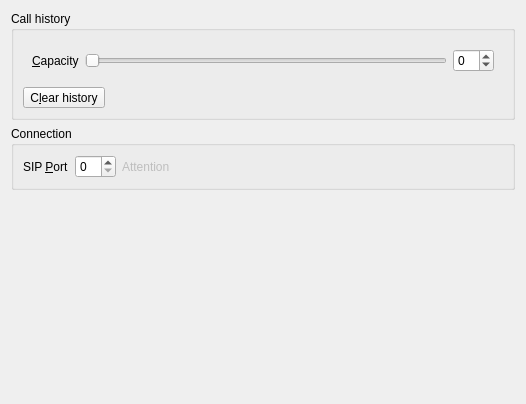
The window that src/conf/dlggeneralbase.ui (KDE/ring-kde) describes before a commit, drawn with Qt 5.
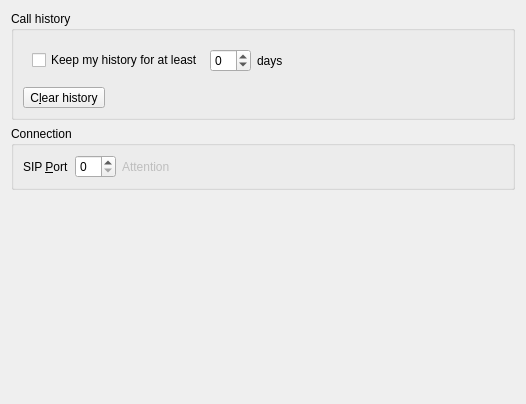
The same window after the commit. Custom widgets are drawn as their Qt base class.

Commit message: [#1762] distclean target should remove kconfig generated files (settings.h, settings.cpp). Rename them? [#1768] The account list of the main window is not well initialized at start [#1769] Status message is not updated when account order changed in config [#1770] Update config dialogs (history and hooks)

```diff
--- a/src/conf/dlggeneralbase.ui
+++ b/src/conf/dlggeneralbase.ui
@@ -30,32 +30,51 @@
        <widget class="QWidget" name="widget_historyCapacity_2" native="true">
         <layout class="QHBoxLayout" name="horizontalLayout_11">
          <item>
-          <widget class="QLabel" name="label_historyCapacity_2">
+          <widget class="QCheckBox" name="kcfg_enableHistory">
            <property name="text">
-            <string>&amp;Capacity</string>
-           </property>
-           <property name="buddy">
-            <cstring>horizontalSlider_historyCapacity_2</cstring>
-           </property>
-          </widget>
-         </item>
-         <item>
-          <widget class="QSlider" name="horizontalSlider_historyCapacity_2">
-           <property name="maximum">
-            <number>100</number>
-           </property>
-           <property name="orientation">
-            <enum>Qt::Horizontal</enum>
+            <string extracomment="beginning of &quot;..for at least n days.&quot;">Keep my history for at least</string>
            </property>
           </widget>
          </item>
          <item>
           <widget class="KIntSpinBox" name="kcfg_historyMax">
+           <property name="sizePolicy">
+            <sizepolicy hsizetype="Preferred" vsizetype="Fixed">
+             <horstretch>0</horstretch>
+             <verstretch>0</verstretch>
+            </sizepolicy>
+           </property>
            <property name="minimum">
             <number>-8</number>
            </property>
           </widget>
          </item>
+         <item>
+          <widget class="QLabel" name="label">
+           <property name="sizePolicy">
+            <sizepolicy hsizetype="Preferred" vsizetype="Preferred">
+             <horstretch>0</horstretch>
+             <verstretch>0</verstretch>
+            </sizepolicy>
+           </property>
+           <property name="text">
+            <string extracomment="End of &quot;Keep my history for at least n days&quot;">days</string>
+           </property>
+          </widget>
+         </item>
+         <item>
+          <spacer name="horizontalSpacer">
+           <property name="orientation">
+            <enum>Qt::Horizontal</enum>
+           </property>
+           <property name="sizeHint" stdset="0">
+            <size>
+             <width>40</width>
+             <height>20</height>
+            </size>
+           </property>
+          </spacer>
+         </item>
         </layout>
        </widget>
       </item>
```
Left out of the diff: 35 changed lines with no effect on the pictures. The commit also changes 9 other files.
